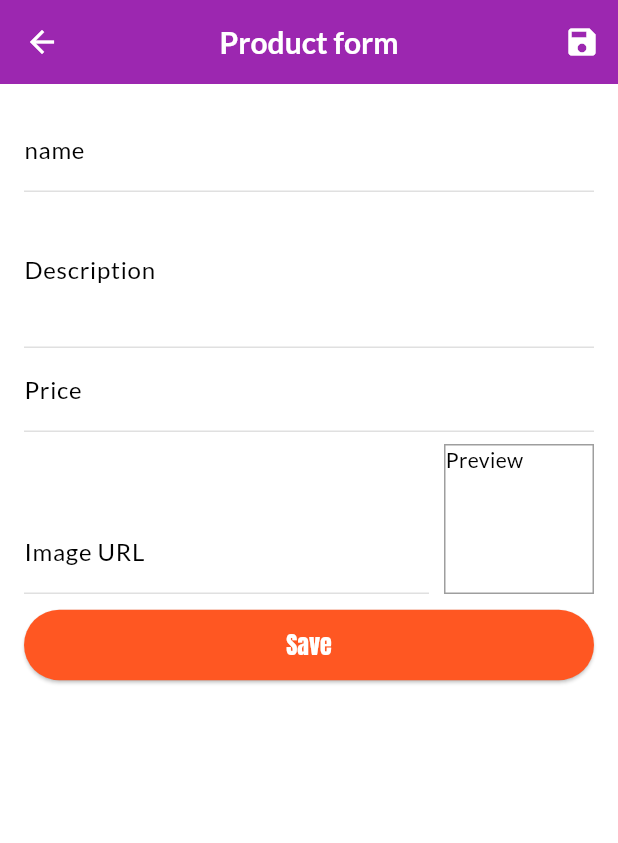
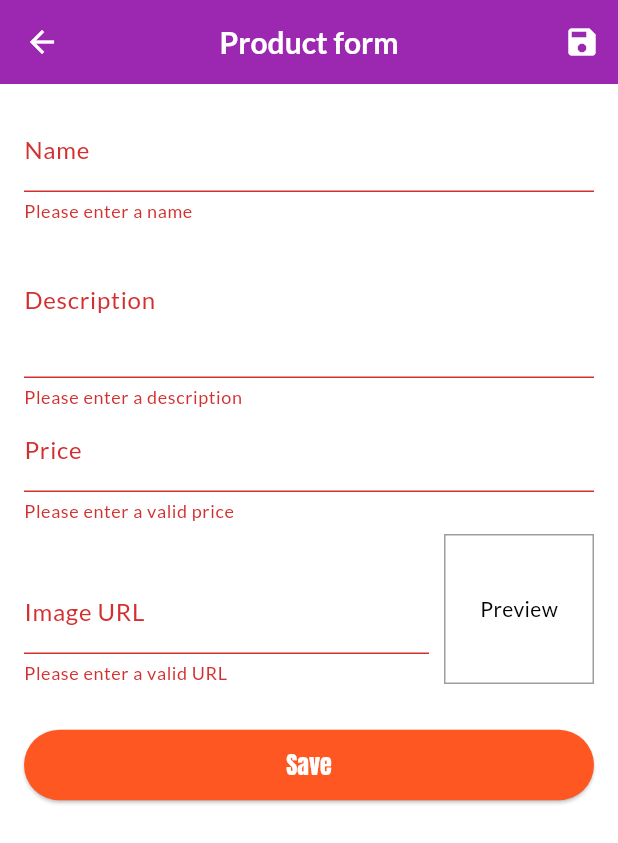
Before and after one commit to dilersik/shop_flutter, a Flutter app: the ProductFormPage screen opened by its route, after a tap on "Save", on a phone screen of 412 x 824 dp. Shown: the top 843 px of the screen. Run offline on Flutter 3.47's test engine with Material 3 defaults, Android fonts, the phone set to English and light mode, and no system bars.

Commit message:
263. Salvar Produto

```diff
--- a/lib/models/product.dart
+++ b/lib/models/product.dart
@@ -19,7 +19,7 @@ class Product with ChangeNotifier {
 
   factory Product.fromJson(Map<String, dynamic> json) {
     return Product(
-      id: json['id'] as String,
+      id: DateTime.now().toString(), // json['id'] as String,
       name: json['name'] as String,
       description: json['description'] as String,
       price: (json['price'] as num).toDouble(),
--- a/lib/pages/product_form_page.dart
+++ b/lib/pages/product_form_page.dart
@@ -1,5 +1,8 @@
 import 'package:flutter/material.dart';
+import 'package:provider/provider.dart';
 import 'package:shop_flutter/models/product.dart';
+
+import '../models/product_list.dart';
 
 class ProductFormPage extends StatefulWidget {
   const ProductFormPage({super.key});
@@ -28,7 +31,7 @@ class _ProductFormPageState extends State<ProductFormPage> {
             padding: const EdgeInsets.all(8),
             children: [
               TextFormField(
-                decoration: const InputDecoration(labelText: 'name'),
+                decoration: const InputDecoration(labelText: 'Name'),
                 textInputAction: TextInputAction.next,
                 onFieldSubmitted: (_) => FocusScope.of(context).nextFocus(),
                 validator: (value) {
@@ -93,9 +96,6 @@ class _ProductFormPageState extends State<ProductFormPage> {
                         if (url.isEmpty || !url.startsWith('http') || Uri.tryParse(url)?.hasAbsolutePath == false) {
                           return 'Please enter a valid URL';
                         }
-                        if (!url.endsWith('.png') && !url.endsWith('.jpg') && !url.endsWith('.jpeg')) {
-                          return 'Please enter a valid image URL';
-                        }
                         return null;
                       },
                       onSaved: (value) => _formData['imageUrl'] = value ?? '',
@@ -108,13 +108,25 @@ class _ProductFormPageState extends State<ProductFormPage> {
                     decoration: BoxDecoration(border: Border.all(color: Colors.grey, width: 1)),
                     child:
                         _imageUrlController.text.isEmpty
-                            ? Text("Preview")
-                            : FittedBox(child: Image.network(_imageUrlController.text, fit: BoxFit.cover)),
+                            ? const Center(child: Text("Preview"))
+                            : Image.network(
+                              _imageUrlController.text,
+                              fit: BoxFit.cover,
+                              width: double.infinity,
+                              height: double.infinity,
+                              loadingBuilder: (context, child, loadingProgress) {
+                                if (loadingProgress == null) return child;
+                                return const Center(child: CircularProgressIndicator());
+                              },
+                              errorBuilder: (context, error, stackTrace) {
+                                return const Center(child: Icon(Icons.broken_image, size: 40, color: Colors.grey));
+                              },
+                            ),
                   ),
                 ],
               ),
-              const SizedBox(height: 10),
-              ElevatedButton(onPressed: () {}, child: const Text('Save')),
+              const SizedBox(height: 30),
+              ElevatedButton(onPressed: _submitForm, child: const Text('Save')),
             ],
           ),
         ),
@@ -146,8 +158,13 @@ class _ProductFormPageState extends State<ProductFormPage> {
 
     _formKey.currentState?.save();
 
-    _formData['id'] = DateTime.now().toString();
     final product = Product.fromJson(_formData);
 
+    Provider.of<ProductList>(context, listen: false).addProduct(product);
+    Navigator.of(context).pop();
+    ScaffoldMessenger.of(context).hideCurrentSnackBar();
+    ScaffoldMessenger.of(
+      context,
+    ).showSnackBar(SnackBar(content: const Text('Product added successfully!'), duration: const Duration(seconds: 2)));
   }
 }
```
